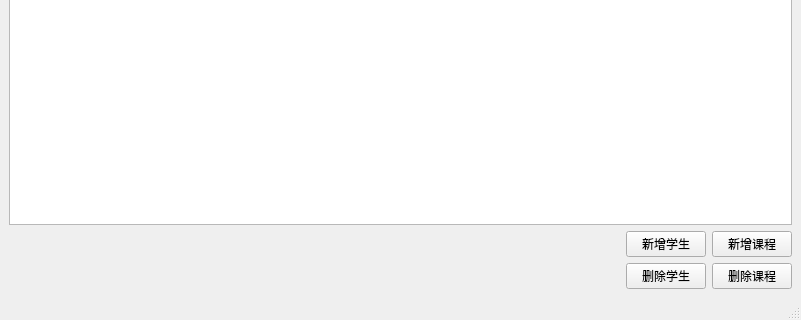
Old version of the form mainwindow.ui in the repository Reloin/grade-system; both pictures show x 0 to 801 and y 284 to 604 of the 801 by 604 pixel window.
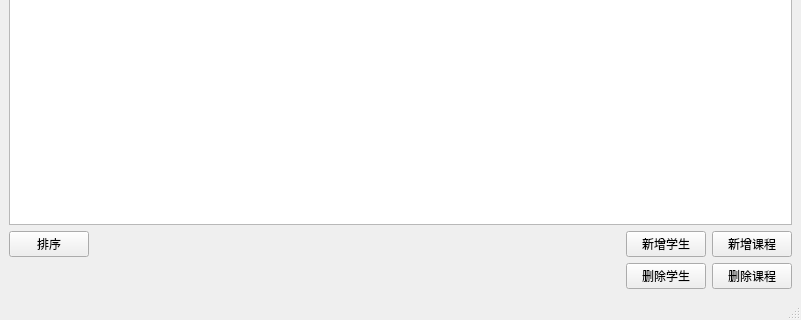
New version of the form.

What changed in the file:
```diff
--- a/mainwindow.ui
+++ b/mainwindow.ui
@@ -90,60 +90,54 @@
     </item>
     <item>
      <layout class="QGridLayout" name="gridLayout">
-      <item row="1" column="1">
-       <widget class="QPushButton" name="delStudentBtn">
-        <property name="text">
-         <string>删除学生</string>
-        </property>
-       </widget>
-      </item>
-      <item row="1" column="2">
+      <item row="1" column="3">
        <widget class="QPushButton" name="delCourseBtn">
         <property name="text">
          <string>删除课程</string>
         </property>
        </widget>
       </item>
+      <item row="0" column="0">
+       <widget class="QPushButton" name="pushButton">
+        <property name="text">
+         <string>排序</string>
+        </property>
+       </widget>
+      </item>
+      <item row="0" column="3">
+       <widget class="QPushButton" name="AddCourseBtn">
+        <property name="text">
+         <string>新增课程</string>
+        </property>
+       </widget>
+      </item>
       <item row="0" column="1">
+       <spacer name="horizontalSpacer_3">
+        <property name="orientation">
+         <enum>Qt::Horizontal</enum>
+        </property>
+        <property name="sizeHint" stdset="0">
+         <size>
+          <width>40</width>
+          <height>20</height>
+         </size>
+        </property>
+       </spacer>
+      </item>
+      <item row="1" column="2">
+       <widget class="QPushButton" name="delStudentBtn">
+        <property name="text">
+         <string>删除学生</string>
+        </property>
+       </widget>
+      </item>
+      <item row="0" column="2">
        <widget class="QPushButton" name="addStudentBtn">
         <property name="text">
          <string>新增学生</string>
         </property>
        </widget>
       </item>
-      <item row="0" column="2">
-       <widget class="QPushButton" name="AddCourseBtn">
-        <property name="text">
-         <string>新增课程</string>
-        </property>
-       </widget>
-      </item>
-      <item row="0" column="0">
-       <spacer name="horizontalSpacer">
-        <property name="orientation">
-         <enum>Qt::Horizontal</enum>
-        </property>
-        <property name="sizeHint" stdset="0">
-         <size>
-          <width>40</width>
-          <height>20</height>
-         </size>
-        </property>
-       </spacer>
-      </item>
-      <item row="1" column="0">
-       <spacer name="horizontalSpacer_2">
-        <property name="orientation">
-         <enum>Qt::Horizontal</enum>
-        </property>
-        <property name="sizeHint" stdset="0">
-         <size>
-          <width>40</width>
-          <height>20</height>
-         </size>
-        </property>
-       </spacer>
-      </item>
      </layout>
     </item>
    </layout>
```
